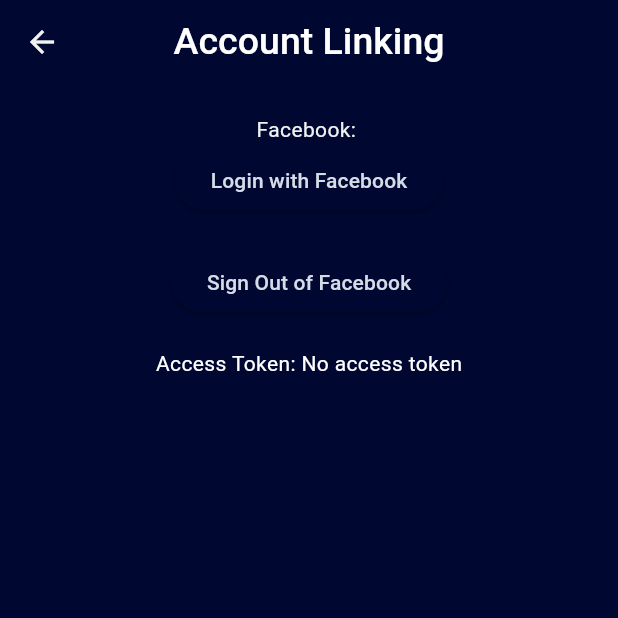
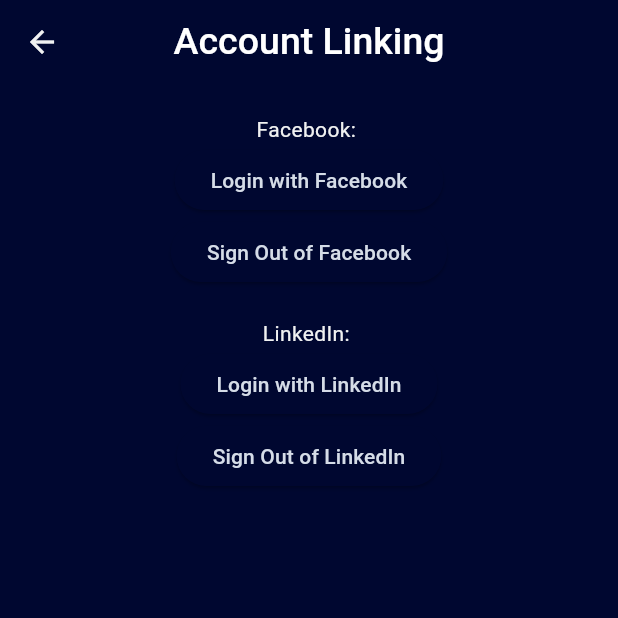
Before and after one commit to WillingDev0812/Blend, a Flutter app: the WorkspaceAccountLinkingPage screen opened by its route, on a phone screen of 412 x 824 dp, the top half of it. Run offline on Flutter 3.47's test engine with Material 3 defaults, Android fonts, the phone set to English and light mode, and no system bars; our stand-ins replace animated_list_plus, cloud_firestore, curved_navigation_bar, firebase_analytics, firebase_auth, firebase_core and 8 more; missing offline and left inert: animated_digit, expandable_widgets, extension_google_sign_in_as_googleapis_auth, ffmpeg_kit_flutter, flex_color_picker, flutter_facebook_auth and 3 more; accounts and stored records are empty; network calls fail; project files that could hold a hidden picture were left out.

Commit message:
working on getting oath working for linkedin

```diff
--- a/blend/lib/pages/workspace/settings/workspace_account_linking.dart
+++ b/blend/lib/pages/workspace/settings/workspace_account_linking.dart
@@ -7,7 +7,6 @@ import 'package:blend/global_provider.dart';
 import 'package:webview_flutter/webview_flutter.dart';
 // ^ Webview will be on this page for now, I have a feeling
 // that we will need to move this page to another page in the future but for now having it here should work
-
 
 class WorkspaceAccountLinkingPage extends StatefulWidget {
   const WorkspaceAccountLinkingPage({super.key});
@@ -61,22 +60,42 @@ class _WorkspaceAccountLinkingPageState
             children: [
               Text("Facebook: "),
               ElevatedButton(
-                onPressed: (){
-                  Navigator.push(context, MaterialPageRoute(builder: (context) => WebViewContainer()));
+                onPressed: () {
+                  Navigator.push(
+                      context,
+                      MaterialPageRoute(
+                          builder: (context) => WebViewContainer()));
                   // Unsure if the line above works, should send the user to the web_view_container page
                   // _loginWithFacebook();
                 },
                 child: Text('Login with Facebook'),
               ),
-              SizedBox(height: 20),
               // Sign out button
               ElevatedButton(
                 onPressed: _signOut,
                 child: Text('Sign Out of Facebook'),
               ),
               SizedBox(height: 20),
-              Text('Access Token: $_accessToken',
-                  style: TextStyle(color: Colors.white)),
+              // Text('Access Token: $_accessToken',
+              //     style: TextStyle(color: Colors.white)),
+              Text("LinkedIn: "),
+              ElevatedButton(
+                onPressed: () {
+                  Navigator.push(
+                      context,
+                      MaterialPageRoute(
+                          builder: (context) => WebViewContainer()));
+                },
+                child: Text('Login with LinkedIn'),
+              ),
+              // Sign out button
+              ElevatedButton(
+                onPressed: _signOut,
+                child: Text('Sign Out of LinkedIn'),
+              ),
+              SizedBox(height: 20),
+              // Text('Access Token: $_accessToken',
+              //     style: TextStyle(color: Colors.white)),
             ],
           ),
         ),
```
Also changed, not shown: blend/lib/global_provider.dart (+22 -22 lines), blend/lib/pages/workspace/settings/web_view_container.dart (+49 -16 lines).
